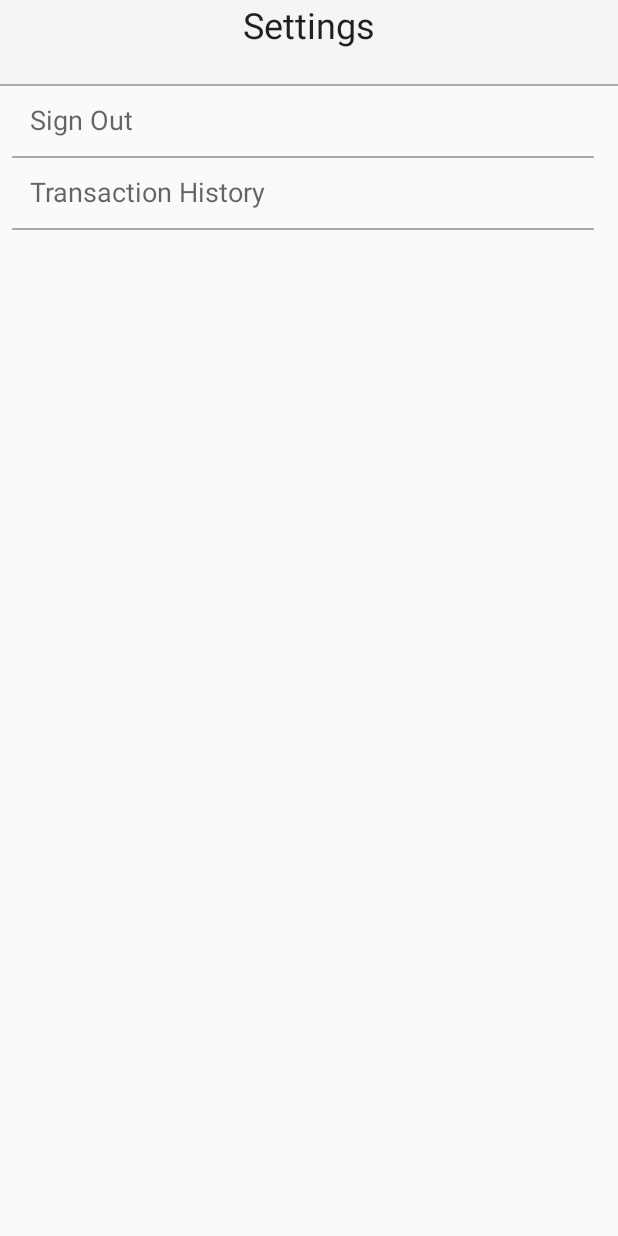
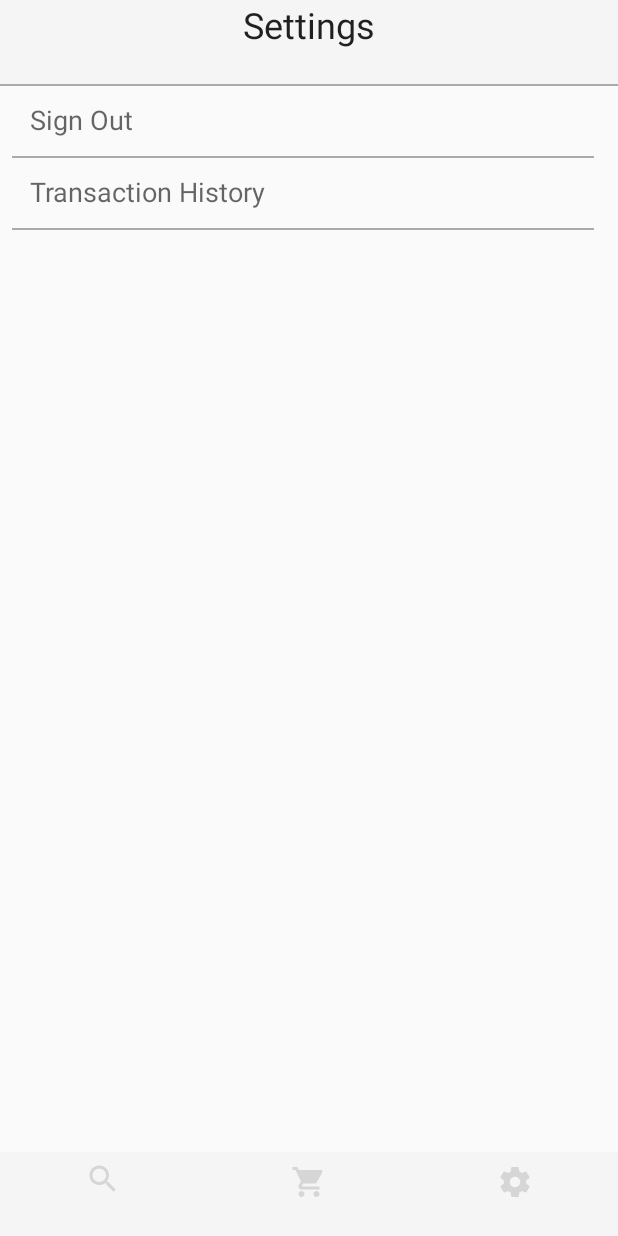
Before and after one commit to SmartCheckout/android, an Android app: the SettingsActivity screen opened directly, with no data from a screen before it, on a phone screen of 412 x 824 dp. Run offline under Robolectric (Android 15) with nearby library versions, the phone set to English and light mode, and no system bars; libraries missing offline, so code that uses them is left out: com.firebase.ui.

Commit message:
included bottom navigation bar

```diff
--- a/app/src/main/res/drawable/selector.xml
+++ b/app/src/main/res/drawable/selector.xml
@@ -1,5 +1,5 @@
 <?xml version="1.0" encoding="utf-8"?>
 <selector xmlns:android="http://schemas.android.com/apk/res/android">
     <item android:color="@color/tw__composer_black" android:state_enabled="true" />
-    <item android:color="@color/colorPrimaryDark" android:state_enabled="false" />
+    <item android:color="@color/colorPrimary" android:state_enabled="false" />
 </selector>
--- a/app/src/main/res/layout/activity_settings.xml
+++ b/app/src/main/res/layout/activity_settings.xml
@@ -2,6 +2,7 @@
 <android.support.constraint.ConstraintLayout xmlns:android="http://schemas.android.com/apk/res/android"
     xmlns:app="http://schemas.android.com/apk/res-auto"
     xmlns:tools="http://schemas.android.com/tools"
+    android:id="@+id/settingsContainer"
     android:layout_width="match_parent"
     android:layout_height="match_parent"
     tools:context="com.smartcheckout.poc.activity.SettingsActivity">
@@ -79,9 +80,18 @@
         android:layout_height="1dp"
         android:background="@android:color/darker_gray"
         app:layout_constraintHorizontal_bias="0.0"
-        app:layout_constraintLeft_toLeftOf="parent"
-        app:layout_constraintRight_toRightOf="parent"
+        app:layout_constraintStart_toStartOf="parent"
+        app:layout_constraintEnd_toEndOf="parent"
         android:layout_marginStart="8dp"
         android:layout_marginEnd="16dp"
         app:layout_constraintTop_toBottomOf="@+id/history"/>
+    <FrameLayout
+        android:id="@+id/bottomNavigationSettings"
+        android:layout_width="0dp"
+        android:layout_height="wrap_content"
+        app:layout_constraintStart_toStartOf="parent"
+        app:layout_constraintEnd_toEndOf="parent"
+        app:layout_constraintBottom_toBottomOf="@+id/settingsContainer">
+            <include layout="@layout/bottom_navigation" />
+    </FrameLayout>
 </android.support.constraint.ConstraintLayout>
```
Also changed, not shown: app/src/main/res/layout/activity_cart.xml (+1 -10 lines), app/src/main/res/layout/bottom_navigation.xml (+9 -22 lines).
